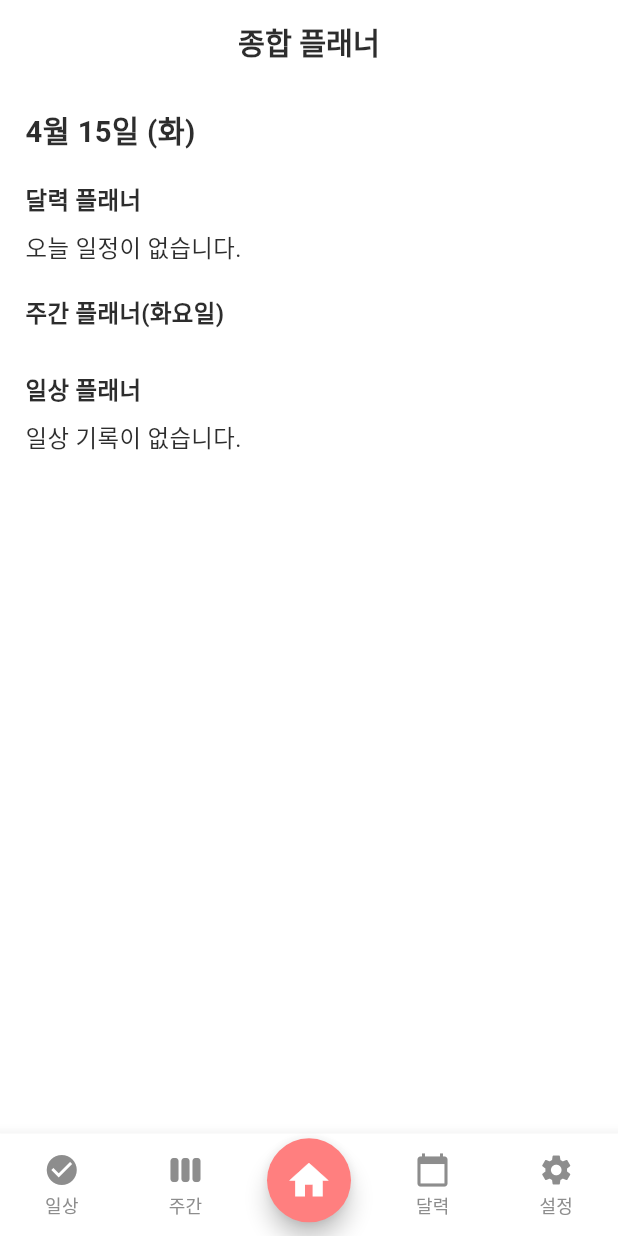
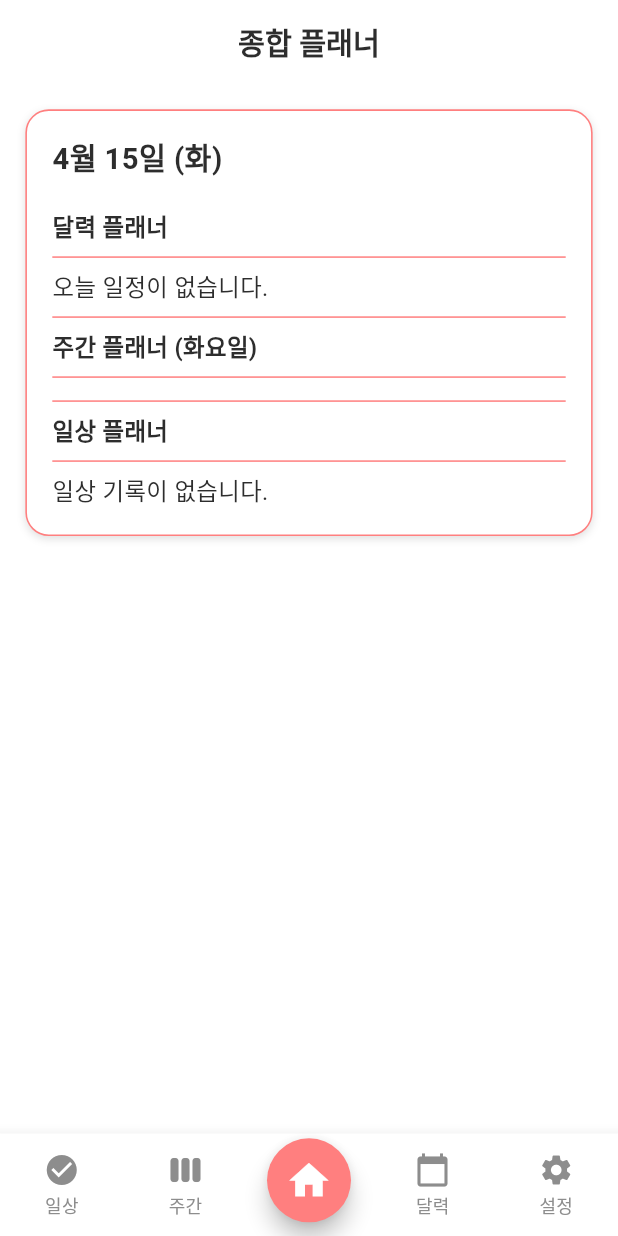
Before and after one commit to JeongHyeon-Jo/abeul_planner, a Flutter app: the screen it shows after launch, on a phone screen of 412 x 824 dp. Run offline on Flutter 3.47's test engine with Material 3 defaults, Android fonts, the phone set to English and light mode, and no system bars; our stand-ins replace flutter_riverpod, flutter_screenutil, go_router, hive, hive_flutter, table_calendar; accounts and stored records are empty; generated files the repository leaves out were written again.

Commit message:
[Design] 종합 플래너 UI 개선

```diff
--- a/lib/features/home_planner/presentation/screen/planner_home_screen.dart
+++ b/lib/features/home_planner/presentation/screen/planner_home_screen.dart
@@ -3,11 +3,11 @@ import 'package:flutter/material.dart';
 import 'package:flutter_riverpod/flutter_riverpod.dart';
 import 'package:flutter_screenutil/flutter_screenutil.dart';
 import 'package:intl/intl.dart';
+// core
 import 'package:abeul_planner/core/widgets/custom_app_bar.dart';
 import 'package:abeul_planner/core/text_styles.dart';
 import 'package:abeul_planner/core/color.dart';
-
-// calendar, weekly, daily provider 불러오기
+// provider
 import 'package:abeul_planner/features/calendar_planner/presentation/provider/calendar_task_provider.dart';
 import 'package:abeul_planner/features/weekly_planner/presentation/provider/weekly_task_provider.dart';
 import 'package:abeul_planner/features/daily_planner/presentation/provider/daily_task_provider.dart';
@@ -33,47 +33,55 @@ class PlannerHomeScreen extends ConsumerWidget {
       ),
       body: Padding(
         padding: EdgeInsets.all(16.0.w),
+        child: Container(
+          decoration: BoxDecoration(
+            color: Colors.white,
+            borderRadius: BorderRadius.circular(16.r),
+            border: Border.all(color: AppColors.primary, width: 1.w),
+            boxShadow: [
+              BoxShadow(
+                color: Colors.black12,
+                blurRadius: 4.r,
+                offset: Offset(0, 2.h),
+              ),
+            ],
+          ),
+          child: Padding(
+            padding: EdgeInsets.all(16.0.w),
+            child: SingleChildScrollView(
               child: Column(
                 crossAxisAlignment: CrossAxisAlignment.start,
                 children: [
-            // 오늘 날짜 표시
-            Text(
-              dateText,
-              style: AppTextStyles.title,
-            ),
+                  Text(dateText, style: AppTextStyles.title),
                   SizedBox(height: 20.h),
 
                   // 📅 달력 플래너
                   Text('달력 플래너', style: AppTextStyles.body.copyWith(fontWeight: FontWeight.bold)),
-            SizedBox(height: 8.h),
-            if (calendarTasks
-                .where((task) => task.date.year == now.year &&
-                                 task.date.month == now.month &&
-                                 task.date.day == now.day)
-                .isEmpty)
+                  Divider(color: AppColors.primary),
+                  if (calendarTasks.where((task) => task.date.year == now.year && task.date.month == now.month && task.date.day == now.day).isEmpty)
                     Text('오늘 일정이 없습니다.', style: AppTextStyles.body)
                   else
                     ...calendarTasks
-                  .where((task) => task.date.year == now.year &&
-                                   task.date.month == now.month &&
-                                   task.date.day == now.day)
+                        .where((task) => task.date.year == now.year && task.date.month == now.month && task.date.day == now.day)
                         .map((task) => Card(
                               child: ListTile(
                                 title: Text(task.memo, style: AppTextStyles.body),
                                 subtitle: Text(task.time, style: AppTextStyles.caption),
                               ),
                             )),
-            SizedBox(height: 20.h),
+
+                  Divider(color: AppColors.primary),
 
                   // 📆 주간 플래너
-            Text('주간 플래너($weekday요일)', style: AppTextStyles.body.copyWith(fontWeight: FontWeight.bold)),
-            SizedBox(height: 8.h),
+                  Text('주간 플래너 ($weekday요일)', style: AppTextStyles.body.copyWith(fontWeight: FontWeight.bold)),
+                  Divider(color: AppColors.primary),
                   ...weeklyTasks
                       .where((t) => t.day == weekday)
                       .map((t) => Column(
                             crossAxisAlignment: CrossAxisAlignment.start,
                             children: [
                               Text('테마: ${t.theme}', style: AppTextStyles.body),
+                              SizedBox(height: 8.h),
                               ...t.tasks.map((task) => Card(
                                     child: ListTile(
                                       leading: Icon(
@@ -83,14 +91,15 @@ class PlannerHomeScreen extends ConsumerWidget {
                                       title: Text(task.content, style: AppTextStyles.body),
                                       subtitle: Text('중요도: ${task.priority}', style: AppTextStyles.caption),
                                     ),
-                            ))
+                                  )),
                             ],
                           )),
-            SizedBox(height: 20.h),
 
-            // 일상 플래너
+                  Divider(color: AppColors.primary),
+
+                  // 📝 일상 플래너
                   Text('일상 플래너', style: AppTextStyles.body.copyWith(fontWeight: FontWeight.bold)),
-            SizedBox(height: 8.h),
+                  Divider(color: AppColors.primary),
                   if (dailyTasks.isEmpty)
                     Text('일상 기록이 없습니다.', style: AppTextStyles.body)
                   else
@@ -104,6 +113,9 @@ class PlannerHomeScreen extends ConsumerWidget {
                 ],
               ),
             ),
+          ),
+        ),
+      ),
     );
   }
 }
```
Lines whose indentation alone changed are shown as unchanged.
